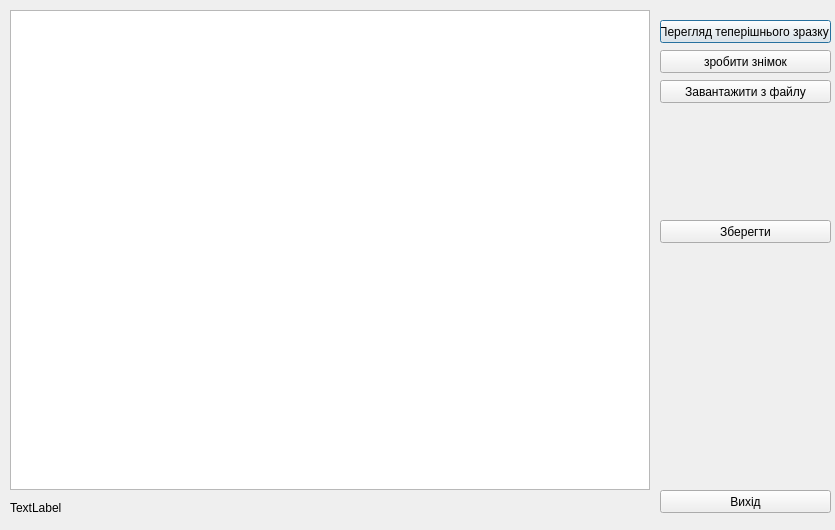
Qt form third_eye/adminform.ui (sensei22/third_eye) before a commit.
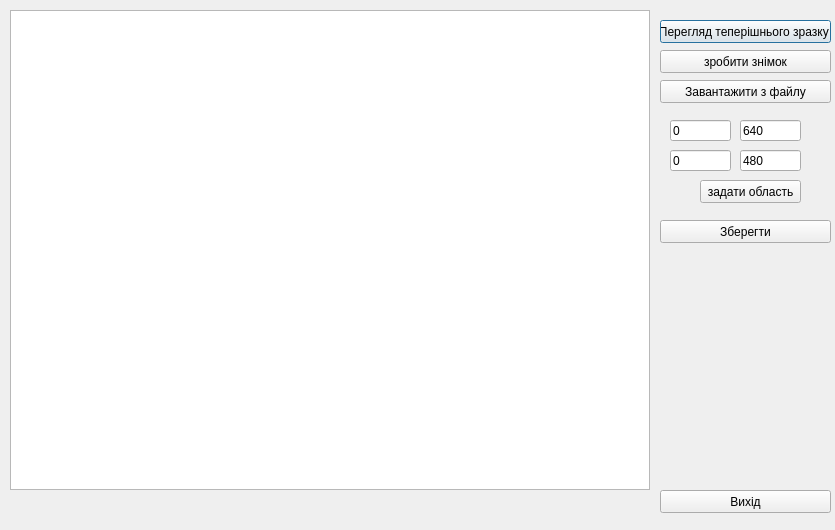
The same form after that commit.

Patch:
```diff
--- a/third_eye/adminform.ui
+++ b/third_eye/adminform.ui
@@ -91,7 +91,7 @@
     </rect>
    </property>
    <property name="text">
-    <string>TextLabel</string>
+    <string/>
    </property>
   </widget>
   <widget class="QPushButton" name="pushButton_5">
@@ -107,6 +107,71 @@
     <string>Вихід</string>
    </property>
   </widget>
+  <widget class="QLineEdit" name="lineEdit">
+   <property name="geometry">
+    <rect>
+     <x>670</x>
+     <y>120</y>
+     <width>61</width>
+     <height>21</height>
+    </rect>
+   </property>
+   <property name="text">
+    <string>0</string>
+   </property>
+  </widget>
+  <widget class="QLineEdit" name="lineEdit_2">
+   <property name="geometry">
+    <rect>
+     <x>740</x>
+     <y>120</y>
+     <width>61</width>
+     <height>21</height>
+    </rect>
+   </property>
+   <property name="text">
+    <string>640</string>
+   </property>
+  </widget>
+  <widget class="QLineEdit" name="lineEdit_3">
+   <property name="geometry">
+    <rect>
+     <x>670</x>
+     <y>150</y>
+     <width>61</width>
+     <height>21</height>
+    </rect>
+   </property>
+   <property name="text">
+    <string>0</string>
+   </property>
+  </widget>
+  <widget class="QLineEdit" name="lineEdit_4">
+   <property name="geometry">
+    <rect>
+     <x>740</x>
+     <y>150</y>
+     <width>61</width>
+     <height>21</height>
+    </rect>
+   </property>
+   <property name="text">
+    <string>480</string>
+   </property>
+  </widget>
+  <widget class="QPushButton" name="pushButton_6">
+   <property name="geometry">
+    <rect>
+     <x>700</x>
+     <y>180</y>
+     <width>101</width>
+     <height>23</height>
+    </rect>
+   </property>
+   <property name="text">
+    <string>задати область</string>
+   </property>
+  </widget>
  </widget>
  <resources/>
  <connections/>
```
